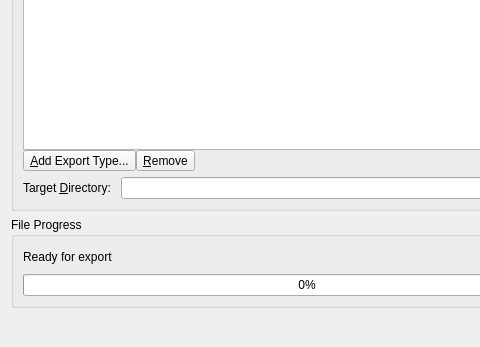
Old version of the form src/qt-widgets/ExportAnimationDialogUi.ui in the repository GPlates/GPlates; both pictures show x 0 to 480 and y 383 to 730 of the 614 by 730 pixel window.
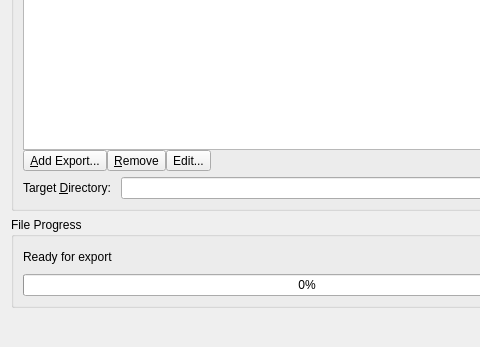
New version of the form. Icons and pictures are not drawn.

Commit message: (trunk) Ability to edit an export configuration. Previously user had to remove an export and re-add it and then change the export options from their default values.

Diff of the .ui file:
```diff
--- a/src/qt-widgets/ExportAnimationDialogUi.ui
+++ b/src/qt-widgets/ExportAnimationDialogUi.ui
@@ -700,7 +700,7 @@
                  </sizepolicy>
                 </property>
                 <property name="text">
-                 <string>&amp;Add Export Type...</string>
+                 <string>&amp;Add Export...</string>
                 </property>
                 <property name="icon">
                  <iconset resource="../qt-resources/qt_widgets.qrc">
@@ -731,6 +731,20 @@
                 </property>
                </widget>
               </item>
+              <item>
+               <widget class="QToolButton" name="button_single_edit">
+                <property name="text">
+                 <string>Edit...</string>
+                </property>
+                <property name="icon">
+                 <iconset resource="../qt-resources/qt_widgets.qrc">
+                  <normaloff>:/gnome_gtk_edit_16.png</normaloff>:/gnome_gtk_edit_16.png</iconset>
+                </property>
+                <property name="toolButtonStyle">
+                 <enum>Qt::ToolButtonTextBesideIcon</enum>
+                </property>
+               </widget>
+              </item>
               <item>
                <spacer>
                 <property name="orientation">
```
Left out of the diff: 14 changed lines with no effect on the pictures. The commit also changes 19 other files.
